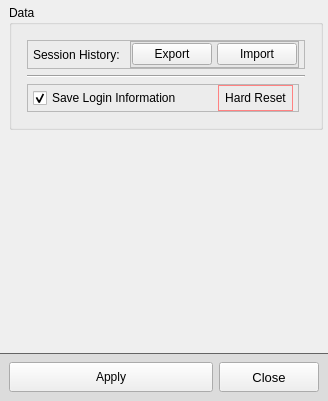
First picture: the form in src/resources/ui_files/settingswindow.ui, repository DilanBoskan/Golf-Simulator-Manager, before the edit.
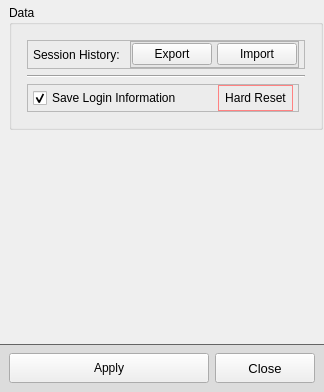
Second picture: the form after the edit.

```diff
--- a/src/resources/ui_files/settingswindow.ui
+++ b/src/resources/ui_files/settingswindow.ui
@@ -6,8 +6,8 @@
    <rect>
     <x>0</x>
     <y>0</y>
-    <width>328</width>
-    <height>401</height>
+    <width>324</width>
+    <height>392</height>
    </rect>
   </property>
   <property name="maximumSize">
@@ -141,8 +141,8 @@
        <rect>
         <x>0</x>
         <y>0</y>
-        <width>328</width>
-        <height>347</height>
+        <width>324</width>
+        <height>338</height>
        </rect>
       </property>
       <property name="minimumSize">
```
